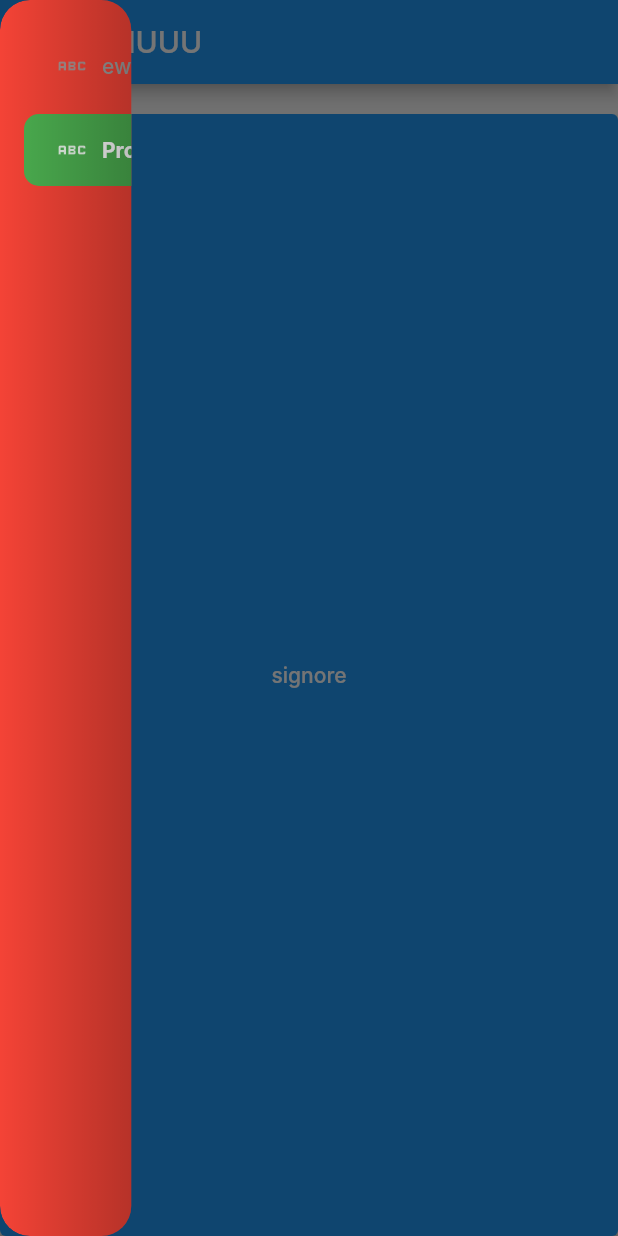
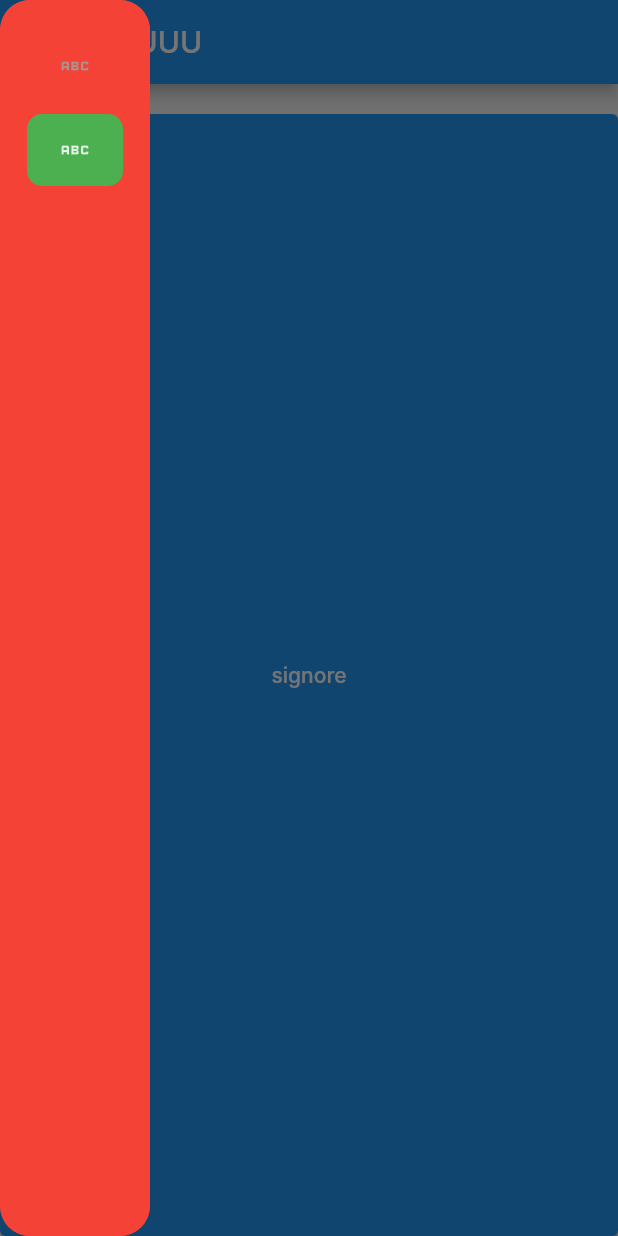
Before and after one commit to BoringStuff-SRL/FlutterBoringApp, a Flutter app: the screen it shows after launch, with the side drawer open, on a phone screen of 412 x 824 dp. Run offline on Flutter 3.47's test engine with Material 3 defaults, Android fonts, the phone set to English and light mode, and no system bars; our stand-ins replace go_router; missing offline and left inert: boringcore; Roboto replaces fonts that are missing (Inter).

Commit message:
added animated drawer

```diff
--- a/lib/boring_app/navigation/animated_drawer/boring_animated_navigation_drawer.dart
+++ b/lib/boring_app/navigation/animated_drawer/boring_animated_navigation_drawer.dart
@@ -1,3 +1,5 @@
+import 'dart:math';
+
 import 'package:boring_app/boring_app.dart';
 import 'package:flutter/material.dart';
 
@@ -30,6 +32,22 @@ class BoringAnimatedNavigationDrawer<T> extends BoringNavigationDrawer<T> {
     final originalDrawer =
         super.builder(context, navigationGroups, constraints);
 
+    final shrinkedDrawer = BoringNavigationDrawer<T>(
+      shrinked: true,
+      rightPosition: super.rightPosition,
+      overrideDrawerStyle: super.overrideDrawerStyle,
+      embraceAppBar: super.embraceAppBar,
+      appBarBuilder: super.appBarBuilder,
+      appBarNotifier: super.appBarNotifier,
+      drawerFooterBuilder: super.drawerFooterBuilder,
+      drawerHeaderBuilder: super.drawerHeaderBuilder,
+      drawerStyle: super.drawerStyle.copyWith(
+            width:
+                super.drawerStyle.width * animatedDrawerStyle.shrinkPercentage,
+          ),
+      tileStyle: super.tileStyle,
+    ).builder(context, navigationGroups, constraints);
+
     final BoringDrawerStyle overriddenDrawerStyle =
         overrideDrawerStyle?.call(drawerStyle, constraints) ?? drawerStyle;
 
@@ -47,8 +65,10 @@ class BoringAnimatedNavigationDrawer<T> extends BoringNavigationDrawer<T> {
           valueListenable: _mouseHoverNotifier,
           builder: (context, hover, child) => _BoringDrawerExpansionAnimation(
             style: animatedDrawerStyle,
+            drawerStyle: drawerStyle,
             isShrinked: !hover,
-            child: originalDrawer,
+            expandedDrawer: originalDrawer,
+            shrinkedDrawer: shrinkedDrawer,
           ),
         ),
       ),
--- a/lib/boring_app/navigation/animated_drawer/boring_animated_navigation_drawer_style.dart
+++ b/lib/boring_app/navigation/animated_drawer/boring_animated_navigation_drawer_style.dart
@@ -8,7 +8,7 @@ class BoringAnimatedNavigationDrawerStyle {
   final List<double>? stops;
 
   const BoringAnimatedNavigationDrawerStyle({
-    this.shrinkPercentage = .35,
+    this.shrinkPercentage = .40,
     this.shrinkedBorderRadius,
     this.animationDuration = const Duration(milliseconds: 200),
     this.shadowColors,
--- a/lib/boring_app/navigation/animated_drawer/boring_drawer_expansion_animation.dart
+++ b/lib/boring_app/navigation/animated_drawer/boring_drawer_expansion_animation.dart
@@ -4,13 +4,17 @@ class _BoringDrawerExpansionAnimation extends StatefulWidget {
   const _BoringDrawerExpansionAnimation({
     super.key,
     required this.style,
+    required this.drawerStyle,
     required this.isShrinked,
-    required this.child,
+    required this.expandedDrawer,
+    required this.shrinkedDrawer,
   });
 
   final BoringAnimatedNavigationDrawerStyle style;
+  final BoringDrawerStyle drawerStyle;
   final bool isShrinked;
-  final Widget child;
+  final Widget expandedDrawer;
+  final Widget shrinkedDrawer;
 
   @override
   State<_BoringDrawerExpansionAnimation> createState() =>
@@ -34,7 +38,7 @@ class _BoringDrawerExpansionAnimationState
       [
         TweenSequenceItem<double>(
           tween: Tween(
-            begin: style.shrinkPercentage,
+            begin: 0.0,
             end: 1.0,
           ),
           weight: 10,
@@ -64,42 +68,33 @@ class _BoringDrawerExpansionAnimationState
     super.didUpdateWidget(oldWidget);
   }
 
+  double get smallWidgetOpacity => 1 - _expansionAnimation.value;
+  double get bigWidgetOpacity => _expansionAnimation.value;
+
   @override
   Widget build(BuildContext context) {
     return AnimatedBuilder(
       animation: _expansionAnimation,
       builder: (context, child) => Align(
-        widthFactor: _expansionAnimation.value,
+        widthFactor: max(style.shrinkPercentage, _expansionAnimation.value),
         alignment: Alignment.centerLeft,
-        child: Stack(
-          children: [
-            widget.child,
-            Positioned(
-              left: 0,
-              right: 0,
-              bottom: 0,
-              top: 0,
-              child: IgnorePointer(
-                child: Container(
-                  decoration: BoxDecoration(
-                    gradient: LinearGradient(
-                      begin: Alignment.centerLeft,
-                      end: Alignment.centerRight,
-                      stops: style.stops ?? [0, .9],
-                      colors:
-                          style.shadowColors?.call(_expansionAnimation.value) ??
-                              [
-                                Colors.transparent,
-                                Colors.black.withOpacity(
-                                  1 - _expansionAnimation.value,
-                                ),
-                              ],
-                    ),
-                  ),
+        child: Container(
+          color: widget.drawerStyle.backgroundColor,
+          child: Stack(
+            children: [
+              Opacity(
+                opacity: bigWidgetOpacity,
+                child: widget.expandedDrawer,
+              ),
+              IgnorePointer(
+                ignoring: true,
+                child: Opacity(
+                  opacity: smallWidgetOpacity,
+                  child: widget.shrinkedDrawer,
                 ),
               ),
-            ),
-          ],
+            ],
+          ),
         ),
       ),
     );
--- a/lib/boring_app/navigation/drawer/boring_drawer_entry.dart
+++ b/lib/boring_app/navigation/drawer/boring_drawer_entry.dart
@@ -15,6 +15,7 @@ class BoringDrawerEntry extends StatelessWidget {
   final bool isSelected;
   final List<BoringDrawerEntry> subEntries;
   final BoringDrawerTileStyle tileStyle;
+  final bool shrinked;
 
   late final ValueNotifier<bool> isExpanded;
 
@@ -26,7 +27,12 @@ class BoringDrawerEntry extends StatelessWidget {
     required this.isSelected,
     this.tileStyle = const BoringDrawerTileStyle(),
     required this.subEntries,
+    this.shrinked = false,
   }) {
+    if (shrinked) {
+      assert(icon != null,
+          "If you want the Drawer to be shrinked, please provide an icon for this tile");
+    }
     isExpanded = ValueNotifier(false);
   }
 
@@ -67,7 +73,9 @@ class BoringDrawerEntry extends StatelessWidget {
                 children: [
                   if (icon != null)
                     Padding(
-                      padding: const EdgeInsets.only(right: 8.0),
+                      padding: shrinked
+                          ? EdgeInsets.zero
+                          : const EdgeInsets.only(right: 8.0),
                       child: ColorFiltered(
                           colorFilter: ColorFilter.mode(
                               (isHover || isSelected)
@@ -76,6 +84,7 @@ class BoringDrawerEntry extends StatelessWidget {
                               BlendMode.srcIn),
                           child: icon!),
                     ),
+                  if (!shrinked)
                     Expanded(
                       child: Text(
                         label ?? "",
@@ -94,7 +103,7 @@ class BoringDrawerEntry extends StatelessWidget {
                                 : FontWeight.w500),
                       ),
                     ),
-                  if (_hasSubEntries)
+                  if (_hasSubEntries && !shrinked)
                     AnimatedBuilder(
                         animation: animation,
                         child: InkWell(
--- a/lib/boring_app/navigation/drawer/boring_navigation_drawer.dart
+++ b/lib/boring_app/navigation/drawer/boring_navigation_drawer.dart
@@ -14,6 +14,7 @@ class BoringNavigationDrawer<T> extends BoringNavigation<T> {
           BoringDrawerStyle drawerStyle, BoxConstraints constraints)?
       overrideDrawerStyle;
   final BoringDrawerTileStyle? tileStyle;
+  final bool shrinked;
   final Widget Function(BuildContext context)? drawerHeaderBuilder;
   final Widget Function(BuildContext context)? drawerFooterBuilder;
 
@@ -25,6 +26,7 @@ class BoringNavigationDrawer<T> extends BoringNavigation<T> {
       this.drawerStyle = const BoringDrawerStyle(),
       this.overrideDrawerStyle,
       this.rightPosition = false,
+      this.shrinked = false,
       super.appBarNotifier,
       super.appBarBuilder});
 
@@ -42,6 +44,7 @@ class BoringNavigationDrawer<T> extends BoringNavigation<T> {
                 return e.toDrawerTile(
                   context,
                   tileStyle ?? const BoringDrawerTileStyle(),
+                  shrinked: shrinked,
                 );
               }).toList())
           .expand((element) => element)
@@ -59,6 +62,7 @@ class BoringNavigationDrawer<T> extends BoringNavigation<T> {
         return e.toDrawerTile(
           context,
           tileStyle ?? const BoringDrawerTileStyle(),
+          shrinked: shrinked,
         );
       }).toList();
 
--- a/lib/boring_app/navigation/navigation_entry.dart
+++ b/lib/boring_app/navigation/navigation_entry.dart
@@ -88,13 +88,15 @@ class BoringNavigationEntryWithSelection {
   }
 
   BoringDrawerEntry toDrawerTile(
-          BuildContext context, BoringDrawerTileStyle tileStyle) =>
+          BuildContext context, BoringDrawerTileStyle tileStyle,
+          {bool shrinked = false}) =>
       BoringDrawerEntry(
         label: label,
         isSelected: selected,
         icon: icon,
         path: path,
         tileStyle: tileStyle,
+        shrinked: shrinked,
         subEntries: subEntries
             .where((element) => !element.hideInNav)
             .map((e) => e.toDrawerTile(context, tileStyle))
```
Lines whose indentation alone changed are shown as unchanged.
